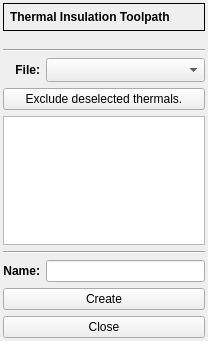
Qt form thermal/thermalform.ui (XRay3D/GERBER_X3) before a commit.
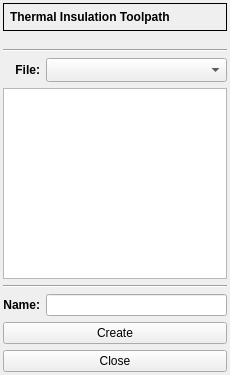
The same form after that commit. Custom widgets are drawn as their Qt base class.

The edit to the form file:
```diff
--- a/thermal/thermalform.ui
+++ b/thermal/thermalform.ui
@@ -6,8 +6,8 @@
    <rect>
     <x>0</x>
     <y>0</y>
-    <width>208</width>
-    <height>341</height>
+    <width>230</width>
+    <height>375</height>
    </rect>
   </property>
   <property name="windowTitle">
@@ -29,14 +29,43 @@
    <property name="bottomMargin">
     <number>3</number>
    </property>
+   <item row="5" column="0" colspan="2">
+    <widget class="QTreeView" name="treeView">
+     <property name="alternatingRowColors">
+      <bool>true</bool>
+     </property>
+     <property name="selectionMode">
+      <enum>QAbstractItemView::MultiSelection</enum>
+     </property>
+     <property name="selectionBehavior">
+      <enum>QAbstractItemView::SelectRows</enum>
+     </property>
+    </widget>
+   </item>
+   <item row="7" column="0">
+    <widget class="QLabel" name="label_6">
+     <property name="font">
+      <font>
+       <weight>75</weight>
+       <bold>true</bold>
+      </font>
+     </property>
+     <property name="text">
+      <string>Name:</string>
+     </property>
+     <property name="alignment">
+      <set>Qt::AlignRight|Qt::AlignTrailing|Qt::AlignVCenter</set>
+     </property>
+    </widget>
+   </item>
+   <item row="6" column="0" colspan="2">
+    <widget class="Line" name="line">
+     <property name="orientation">
+      <enum>Qt::Horizontal</enum>
+     </property>
+    </widget>
+   </item>
    <item row="9" column="0" colspan="2">
-    <widget class="QPushButton" name="pbCreate">
-     <property name="text">
-      <string>Create</string>
-     </property>
-    </widget>
-   </item>
-   <item row="10" column="0" colspan="2">
     <widget class="QPushButton" name="pbClose">
      <property name="text">
       <string>Close</string>
@@ -46,49 +75,10 @@
    <item row="1" column="0" colspan="2">
     <widget class="DepthForm" name="dsbxDepth" native="true"/>
    </item>
-   <item row="7" column="0" colspan="2">
-    <widget class="Line" name="line">
-     <property name="orientation">
-      <enum>Qt::Horizontal</enum>
-     </property>
-    </widget>
-   </item>
-   <item row="4" column="0">
-    <widget class="QLabel" name="label_4">
-     <property name="font">
-      <font>
-       <weight>75</weight>
-       <bold>true</bold>
-      </font>
-     </property>
+   <item row="8" column="0" colspan="2">
+    <widget class="QPushButton" name="pbCreate">
      <property name="text">
-      <string>File:</string>
-     </property>
-     <property name="alignment">
-      <set>Qt::AlignRight|Qt::AlignTrailing|Qt::AlignVCenter</set>
-     </property>
-    </widget>
-   </item>
-   <item row="8" column="0">
-    <widget class="QLabel" name="label_6">
-     <property name="font">
-      <font>
-       <weight>75</weight>
-       <bold>true</bold>
-      </font>
-     </property>
-     <property name="text">
-      <string>Name:</string>
-     </property>
-     <property name="alignment">
-      <set>Qt::AlignRight|Qt::AlignTrailing|Qt::AlignVCenter</set>
-     </property>
-    </widget>
-   </item>
-   <item row="4" column="1">
-    <widget class="QComboBox" name="cbxFile">
-     <property name="sizeAdjustPolicy">
-      <enum>QComboBox::AdjustToMinimumContentsLengthWithIcon</enum>
+      <string>Create</string>
      </property>
     </widget>
    </item>
@@ -135,7 +125,33 @@
      </layout>
     </widget>
    </item>
-   <item row="8" column="1">
+   <item row="2" column="0" colspan="2">
+    <widget class="ToolSelectorForm" name="toolHolder" native="true"/>
+   </item>
+   <item row="4" column="0">
+    <widget class="QLabel" name="label_4">
+     <property name="font">
+      <font>
+       <weight>75</weight>
+       <bold>true</bold>
+      </font>
+     </property>
+     <property name="text">
+      <string>File:</string>
+     </property>
+     <property name="alignment">
+      <set>Qt::AlignRight|Qt::AlignTrailing|Qt::AlignVCenter</set>
+     </property>
+    </widget>
+   </item>
+   <item row="4" column="1">
+    <widget class="QComboBox" name="cbxFile">
+     <property name="sizeAdjustPolicy">
+      <enum>QComboBox::AdjustToMinimumContentsLengthWithIcon</enum>
+     </property>
+    </widget>
+   </item>
+   <item row="7" column="1">
     <widget class="QLineEdit" name="leName">
      <property name="sizePolicy">
       <sizepolicy hsizetype="Expanding" vsizetype="Fixed">
@@ -145,13 +161,6 @@
      </property>
     </widget>
    </item>
-   <item row="5" column="0" colspan="2">
-    <widget class="QPushButton" name="pbExclude">
-     <property name="text">
-      <string>Exclude deselected thermals.</string>
-     </property>
-    </widget>
-   </item>
    <item row="3" column="0" colspan="2">
     <widget class="Line" name="line_2">
      <property name="orientation">
@@ -159,22 +168,6 @@
      </property>
     </widget>
    </item>
-   <item row="6" column="0" colspan="2">
-    <widget class="QTreeView" name="treeView">
-     <property name="alternatingRowColors">
-      <bool>true</bool>
-     </property>
-     <property name="selectionMode">
-      <enum>QAbstractItemView::MultiSelection</enum>
-     </property>
-     <property name="selectionBehavior">
-      <enum>QAbstractItemView::SelectRows</enum>
-     </property>
-    </widget>
-   </item>
-   <item row="2" column="0" colspan="2">
-    <widget class="ToolSelectorForm" name="toolHolder" native="true"/>
-   </item>
   </layout>
  </widget>
  <customwidgets>
```
